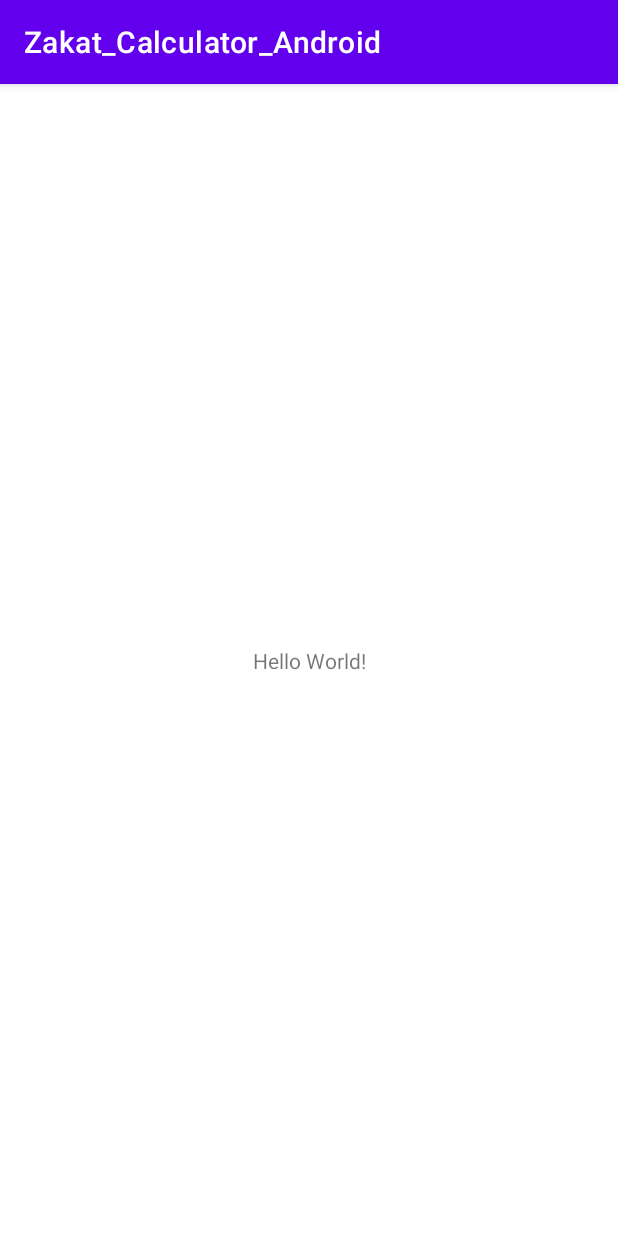
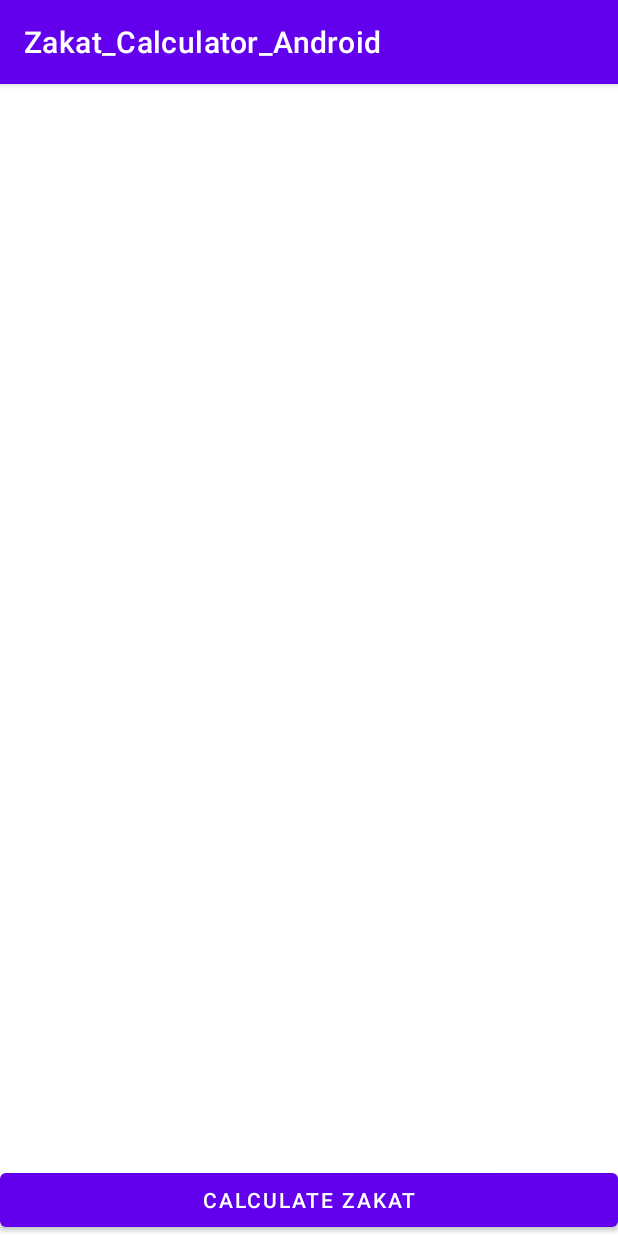
Before and after one commit to m666362/zakat_calculator_android, an Android app: the screen it shows after launch (MainActivity), on a phone screen of 412 x 824 dp. Run offline under Robolectric (Android 15) with nearby library versions, the phone set to English and light mode, and no system bars.

Commit message:
zakat button xml

```diff
--- a/app/src/main/res/layout/activity_main.xml
+++ b/app/src/main/res/layout/activity_main.xml
@@ -1,18 +1,17 @@
 <?xml version="1.0" encoding="utf-8"?>
-<androidx.constraintlayout.widget.ConstraintLayout xmlns:android="http://schemas.android.com/apk/res/android"
+<RelativeLayout
+    xmlns:android="http://schemas.android.com/apk/res/android"
     xmlns:app="http://schemas.android.com/apk/res-auto"
     xmlns:tools="http://schemas.android.com/tools"
     android:layout_width="match_parent"
     android:layout_height="match_parent"
     tools:context=".MainActivity">
 
-    <TextView
-        android:layout_width="wrap_content"
+    <Button
+        android:layout_width="match_parent"
         android:layout_height="wrap_content"
-        android:text="Hello World!"
-        app:layout_constraintBottom_toBottomOf="parent"
-        app:layout_constraintLeft_toLeftOf="parent"
-        app:layout_constraintRight_toRightOf="parent"
-        app:layout_constraintTop_toTopOf="parent" />
+        android:layout_alignParentBottom="true"
+        android:text="@string/calculate_zakat_button"
+        android:id="@+id/calculate_zakat_button"/>
 
-</androidx.constraintlayout.widget.ConstraintLayout>
+</RelativeLayout>
--- a/app/src/main/res/values/strings.xml
+++ b/app/src/main/res/values/strings.xml
@@ -1,3 +1,4 @@
 <resources>
     <string name="app_name">Zakat_Calculator_Android</string>
+    <string name="calculate_zakat_button">Calculate Zakat</string>
 </resources>
```
